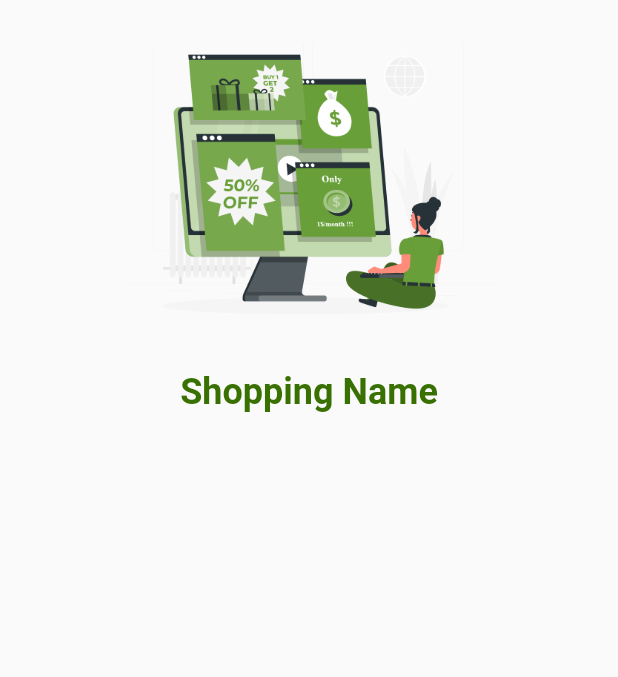
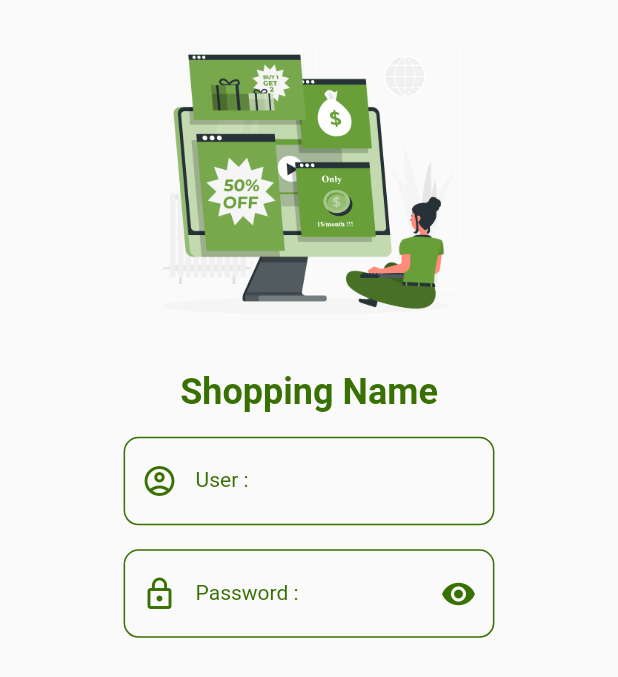
Before and after one commit to bingkuntodsoftinfo/ShoppingMall, a Flutter app: the screen it shows after launch, on a phone screen of 412 x 824 dp. Shown: the top 677 px of the screen. Run offline on Flutter 3.47's test engine with Material 2 defaults, Android fonts, the phone set to English and light mode, and no system bars.

Commit message:
Upate User Password

```diff
--- a/lib/states/authen.dart
+++ b/lib/states/authen.dart
@@ -12,6 +12,8 @@
 }
 
 class _AuthenState extends State<Authen> {
+  bool statusRedEye = true;
+
   @override
   Widget build(BuildContext context) {
     double size = MediaQuery.of(context).size.width;
@@ -21,14 +23,90 @@
           children: [
             buidImage(size),
             buildAppName(),
+            buildUser(size),
+            buildPassword(size),
           ],
         ),
       ),
     );
   }
 
+  Row buildUser(double size) {
+    return Row(
+      mainAxisAlignment: MainAxisAlignment.center,
+      children: [
+        Container(
+          margin: EdgeInsets.only(top: 16),
+          width: size * 0.6,
+          child: TextFormField(
+            decoration: InputDecoration(
+              labelStyle: MyConstant().h3Style(),
+              labelText: 'User :',
+              prefixIcon: Icon(
+                Icons.account_circle_outlined,
+                color: MyConstant.dark,
+              ),
+              enabledBorder: OutlineInputBorder(
+                borderSide: BorderSide(color: MyConstant.dark),
+                borderRadius: BorderRadius.circular(10),
+              ),
+              focusedBorder: OutlineInputBorder(
+                  borderSide: BorderSide(color: MyConstant.light),
+                  borderRadius: BorderRadius.circular(10)),
+            ),
+          ),
+        ),
+      ],
+    );
+  }
+
+  Row buildPassword(double size) {
+    return Row(
+      mainAxisAlignment: MainAxisAlignment.center,
+      children: [
+        Container(
+          margin: EdgeInsets.only(top: 16),
+          width: size * 0.6,
+          child: TextFormField(
+            obscureText: statusRedEye,
+            decoration: InputDecoration(
+              suffixIcon: IconButton(
+                  onPressed: () {
+                    setState(() {
+                      statusRedEye = !statusRedEye;
+                    });
+                  },
+                  icon: statusRedEye ? Icon(
+                    Icons.remove_red_eye,
+                    color: MyConstant.dark,
+                  ) : Icon(
+                    Icons.remove_red_eye_outlined,
+                    color: MyConstant.dark,
+                  ),
+              ),
+              labelStyle: MyConstant().h3Style(),
+              labelText: 'Password :',
+              prefixIcon: Icon(
+                Icons.lock_outline,
+                color: MyConstant.dark,
+              ),
+              enabledBorder: OutlineInputBorder(
+                borderSide: BorderSide(color: MyConstant.dark),
+                borderRadius: BorderRadius.circular(10),
+              ),
+              focusedBorder: OutlineInputBorder(
+                  borderSide: BorderSide(color: MyConstant.light),
+                  borderRadius: BorderRadius.circular(10)),
+            ),
+          ),
+        ),
+      ],
+    );
+  }
+
   Row buildAppName() {
-    return Row(mainAxisAlignment: MainAxisAlignment.center,
+    return Row(
+      mainAxisAlignment: MainAxisAlignment.center,
       children: [
         ShowTitle(
           title: MyConstant.appName,
```
Lines whose indentation alone changed are shown as unchanged.
